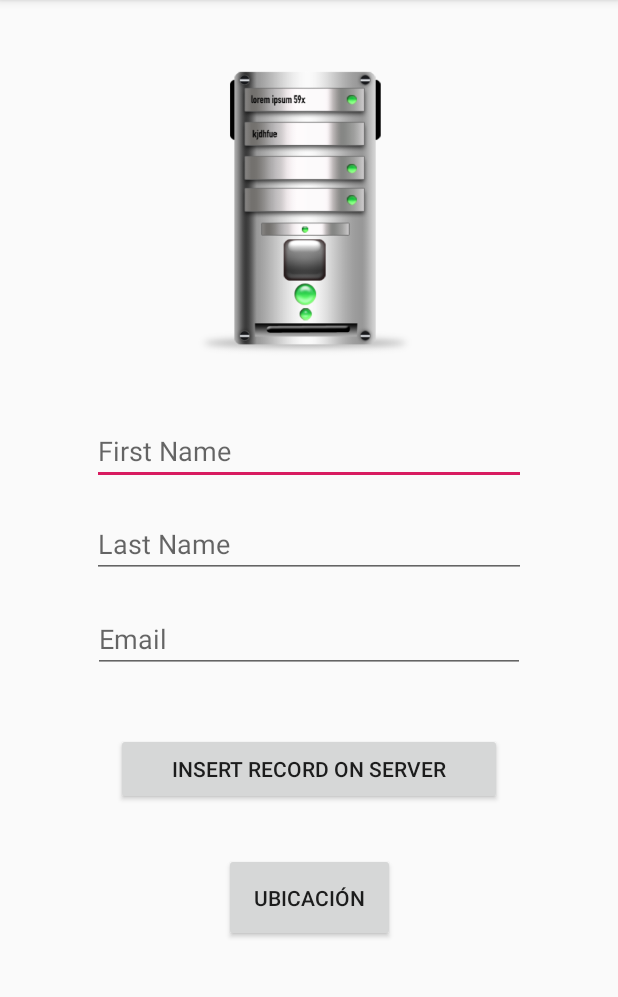
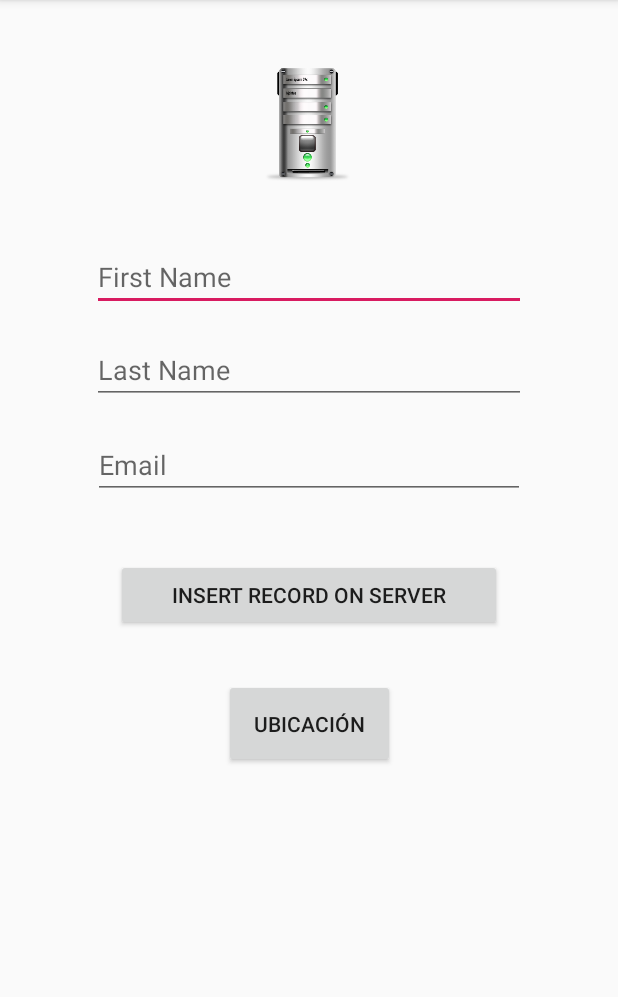
Before and after one commit to OCHOASV/liveDataCRS, an Android app: the screen it shows after launch (MainActivity), on a phone screen of 412 x 824 dp, the part 84-1081 px from its top. Run offline under Robolectric (Android 15) with nearby library versions, the phone set to English and light mode, and no system bars; our stand-ins replace Volley.

Commit message:
Imagen de Server mas pequeña

```diff
--- a/app/src/main/res/layout/activity_main.xml
+++ b/app/src/main/res/layout/activity_main.xml
@@ -41,8 +41,8 @@
 
     <ImageView
         android:id="@+id/imageView"
-        android:layout_width="245dp"
-        android:layout_height="193dp"
+        android:layout_width="168dp"
+        android:layout_height="77dp"
         android:layout_marginTop="44dp"
         app:layout_constraintEnd_toEndOf="parent"
         app:layout_constraintStart_toStartOf="parent"
```
